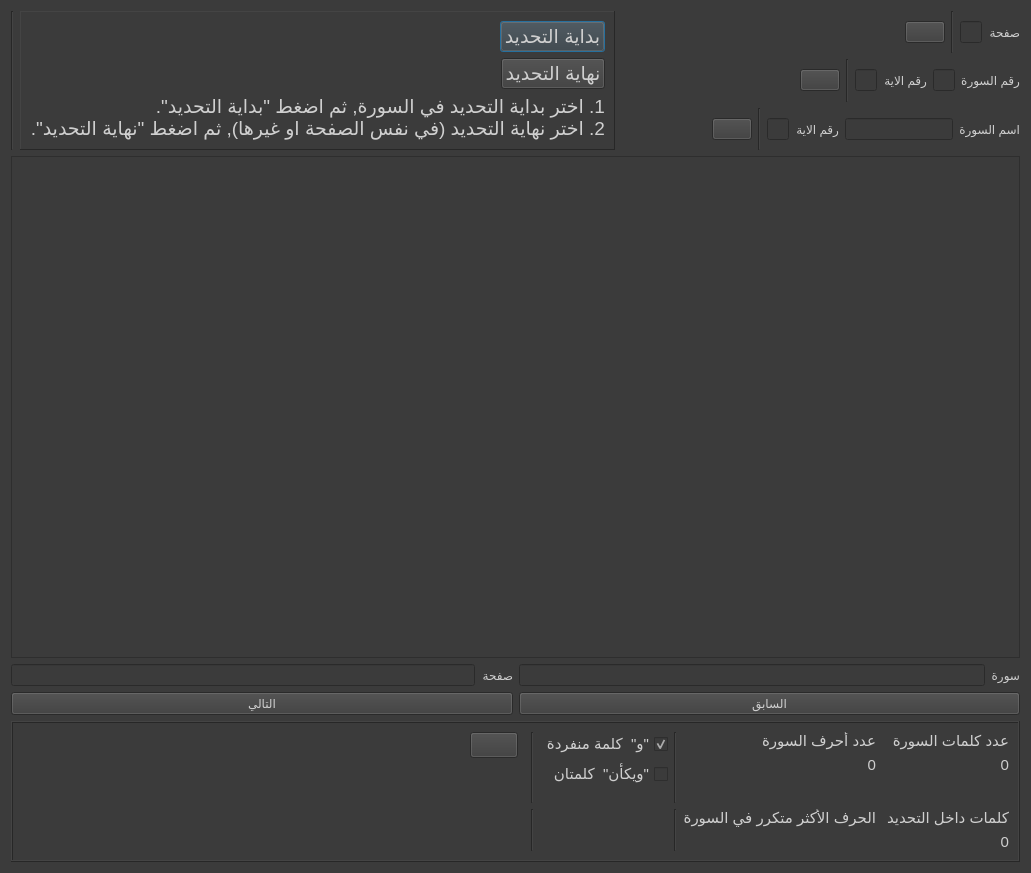
masalha-alaa/quran-counter, file gui/mushaf_view.ui: the form before one commit.
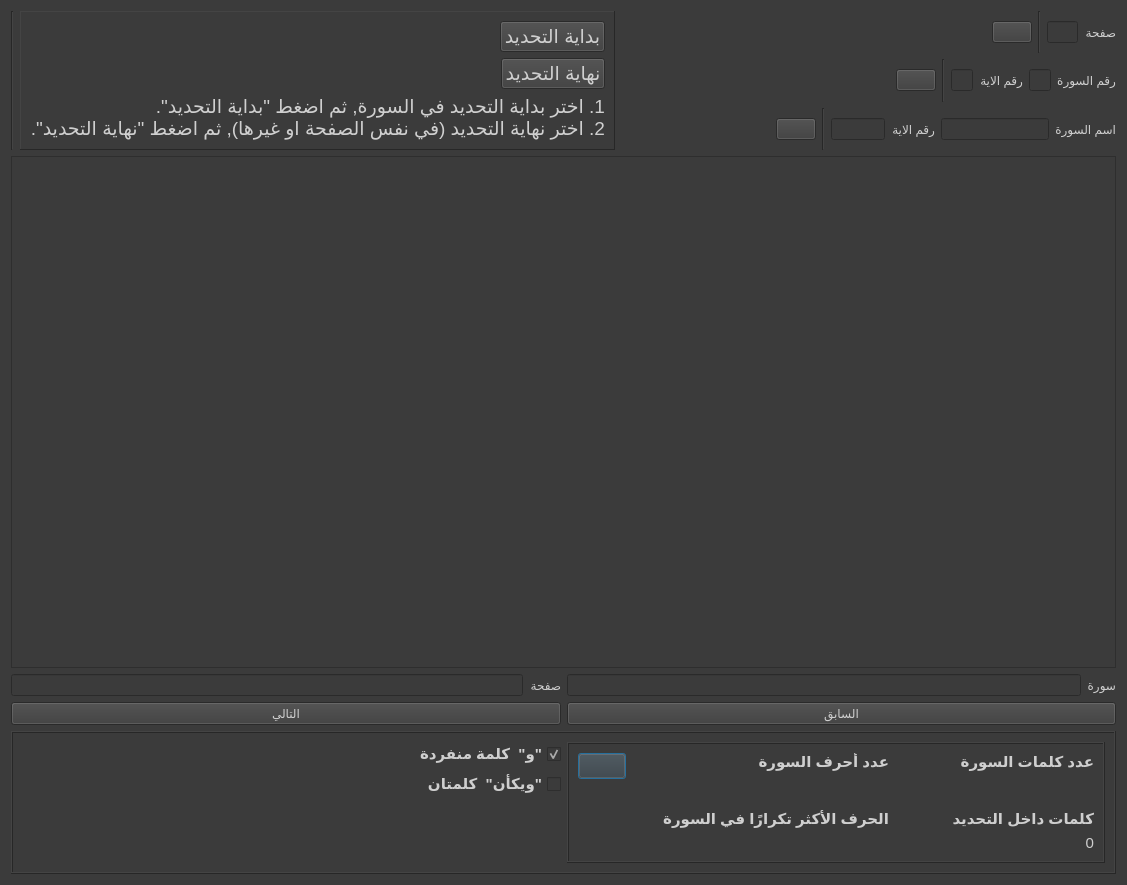
The form after the commit. Icons and pictures are not drawn.

What changed in the file:
```diff
--- a/gui/mushaf_view.ui
+++ b/gui/mushaf_view.ui
@@ -6,8 +6,8 @@
    <rect>
     <x>0</x>
     <y>0</y>
-    <width>1031</width>
-    <height>873</height>
+    <width>1127</width>
+    <height>885</height>
    </rect>
   </property>
   <property name="windowTitle">
@@ -18,7 +18,7 @@
 color: rgb(207, 207, 207);
 font: 400 18pt &quot;Calibri&quot;;</string>
   </property>
-  <layout class="QVBoxLayout" name="verticalLayout_19" stretch="5,1">
+  <layout class="QVBoxLayout" name="verticalLayout_4" stretch="5,1">
    <item>
     <layout class="QVBoxLayout" name="verticalLayout" stretch="0,0,0">
      <item>
@@ -64,7 +64,7 @@
                 <item>
                  <widget class="QLabel" name="selectionStartLabel">
                   <property name="text">
-                   <string> </string>
+                   <string/>
                   </property>
                  </widget>
                 </item>
@@ -73,6 +73,9 @@
                   <property name="text">
                    <string>بداية التحديد</string>
                   </property>
+                  <property name="autoDefault">
+                   <bool>false</bool>
+                  </property>
                  </widget>
                 </item>
                </layout>
@@ -95,7 +98,7 @@
                 <item>
                  <widget class="QLabel" name="selectionEndLabel">
                   <property name="text">
-                   <string> </string>
+                   <string/>
                   </property>
                  </widget>
                 </item>
@@ -104,6 +107,9 @@
                   <property name="text">
                    <string>نهاية التحديد</string>
                   </property>
+                  <property name="autoDefault">
+                   <bool>false</bool>
+                  </property>
                  </widget>
                 </item>
                </layout>
@@ -158,6 +164,9 @@
                    <height>24</height>
                   </size>
                  </property>
+                 <property name="autoDefault">
+                  <bool>false</bool>
+                 </property>
                 </widget>
                </item>
                <item>
@@ -222,6 +231,9 @@
                      <height>24</height>
                     </size>
                    </property>
+                   <property name="autoDefault">
+                    <bool>false</bool>
+                   </property>
                   </widget>
                  </item>
                  <item>
@@ -311,6 +323,9 @@
                  <height>24</height>
                 </size>
                </property>
+               <property name="autoDefault">
+                <bool>false</bool>
+               </property>
               </widget>
              </item>
              <item>
@@ -436,12 +451,15 @@
       </layout>
      </item>
      <item>
-      <layout class="QHBoxLayout" name="horizontalLayout">
+      <layout class="QHBoxLayout" name="horizontalLayout" stretch="1,1">
        <item>
         <widget class="QPushButton" name="nextPushButton">
          <property name="text">
           <string>التالي</string>
          </property>
+         <property name="autoDefault">
+          <bool>false</bool>
+         </property>
         </widget>
        </item>
        <item>
@@ -449,6 +467,9 @@
          <property name="text">
           <string>السابق</string>
          </property>
+         <property name="autoDefault">
+          <bool>false</bool>
+         </property>
         </widget>
        </item>
       </layout>
@@ -457,51 +478,113 @@
    </item>
    <item>
     <widget class="QFrame" name="frame">
+     <property name="sizePolicy">
+      <sizepolicy hsizetype="Preferred" vsizetype="Preferred">
+       <horstretch>0</horstretch>
+       <verstretch>0</verstretch>
+      </sizepolicy>
+     </property>
      <property name="styleSheet">
       <string notr="true">font-size: 11pt;</string>
      </property>
+     <property name="locale">
+      <locale language="Arabic" country="Israel"/>
+     </property>
      <property name="frameShape">
       <enum>QFrame::Box</enum>
      </property>
      <property name="frameShadow">
       <enum>QFrame::Raised</enum>
      </property>
-     <layout class="QGridLayout" name="gridLayout" rowstretch="1,0" columnstretch="60,0,1,0,0,0,17,17">
+     <layout class="QHBoxLayout" name="horizontalLayout_6" stretch="1,1">
+      <item>
+       <layout class="QHBoxLayout" name="horizontalLayout_13">
+        <item>
+         <spacer name="horizontalSpacer_7">
+          <property name="orientation">
+           <enum>Qt::Horizontal</enum>
+          </property>
+          <property name="sizeHint" stdset="0">
+           <size>
+            <width>40</width>
+            <height>20</height>
+           </size>
+          </property>
+         </spacer>
+        </item>
+        <item>
+         <layout class="QVBoxLayout" name="verticalLayout_18">
+          <item>
+           <widget class="QCheckBox" name="wawIsAWordCheckbox">
+            <property name="layoutDirection">
+             <enum>Qt::RightToLeft</enum>
+            </property>
+            <property name="styleSheet">
+             <string notr="true">font: bold;</string>
+            </property>
+            <property name="text">
+             <string>و&quot;  كلمة منفردة&quot;</string>
+            </property>
+            <property name="checked">
+             <bool>true</bool>
+            </property>
+           </widget>
+          </item>
+          <item>
+           <widget class="QCheckBox" name="waykaannaTwoWordsCheckbox">
+            <property name="layoutDirection">
+             <enum>Qt::RightToLeft</enum>
+            </property>
+            <property name="styleSheet">
+             <string notr="true">font: bold;</string>
+            </property>
+            <property name="text">
+             <string>ويكأن&quot;  كلمتان&quot;</string>
+            </property>
+           </widget>
+          </item>
+          <item>
+           <spacer name="verticalSpacer_4">
+            <property name="orientation">
+             <enum>Qt::Vertical</enum>
+            </property>
+            <property name="sizeHint" stdset="0">
+             <size>
+              <width>20</width>
+              <height>40</height>
+             </size>
+            </property>
+           </spacer>
+          </item>
+         </layout>
+        </item>
+       </layout>
+      </item>
+      <item>
+       <widget class="QFrame" name="frame_3">
+        <property name="frameShape">
+         <enum>QFrame::Box</enum>
+        </property>
+        <property name="frameShadow">
+         <enum>QFrame::Raised</enum>
+        </property>
+        <layout class="QGridLayout" name="gridLayout_2" columnstretch="1,9,7">
       <item row="0" column="1">
-       <layout class="QVBoxLayout" name="verticalLayout_17">
-        <property name="topMargin">
-         <number>0</number>
-        </property>
-        <item>
-         <widget class="QPushButton" name="resetStatsButton">
-          <property name="text">
-           <string/>
-          </property>
-          <property name="icon">
-           <iconset resource="resources/resources.qrc">
-            <normaloff>:/reset-icon.png</normaloff>:/reset-icon.png</iconset>
-          </property>
-         </widget>
-        </item>
-        <item>
-         <spacer name="verticalSpacer">
-          <property name="orientation">
-           <enum>Qt::Vertical</enum>
-          </property>
-          <property name="sizeHint" stdset="0">
-           <size>
-            <width>20</width>
-            <height>40</height>
-           </size>
-          </property>
-         </spacer>
-        </item>
-       </layout>
-      </item>
-      <item row="0" column="6">
        <layout class="QVBoxLayout" name="verticalLayout_13" stretch="1,1,0">
         <item>
          <widget class="QLabel" name="label_3">
+             <property name="sizePolicy">
+              <sizepolicy hsizetype="Preferred" vsizetype="Preferred">
+               <horstretch>0</horstretch>
+               <verstretch>0</verstretch>
+              </sizepolicy>
+             </property>
+             <property name="toolTip">
+              <string>عدد جميع الأحرف, مع تكرار</string>
+             </property>
+             <property name="styleSheet">
+              <string notr="true">font: bold;</string>
+             </property>
           <property name="text">
            <string>عدد أحرف السورة</string>
           </property>
@@ -509,11 +592,23 @@
         </item>
         <item>
          <widget class="QLabel" name="surahLettersNum">
+             <property name="sizePolicy">
+              <sizepolicy hsizetype="Preferred" vsizetype="Preferred">
+               <horstretch>0</horstretch>
+               <verstretch>0</verstretch>
+              </sizepolicy>
+             </property>
+             <property name="layoutDirection">
+              <enum>Qt::LeftToRight</enum>
+             </property>
+             <property name="locale">
+              <locale language="Arabic" country="Israel"/>
+             </property>
           <property name="text">
-           <string>0</string>
+              <string/>
           </property>
           <property name="alignment">
-           <set>Qt::AlignRight|Qt::AlignTrailing|Qt::AlignVCenter</set>
+              <set>Qt::AlignLeading|Qt::AlignLeft|Qt::AlignVCenter</set>
           </property>
          </widget>
         </item>
@@ -532,10 +627,55 @@
         </item>
        </layout>
       </item>
-      <item row="1" column="7">
+         <item row="1" column="1">
+          <layout class="QVBoxLayout" name="verticalLayout_14">
+           <item>
+            <widget class="QLabel" name="label_13">
+             <property name="sizePolicy">
+              <sizepolicy hsizetype="Preferred" vsizetype="Preferred">
+               <horstretch>0</horstretch>
+               <verstretch>0</verstretch>
+              </sizepolicy>
+             </property>
+             <property name="styleSheet">
+              <string notr="true">font: bold;</string>
+             </property>
+             <property name="text">
+              <string>الحرف الأكثر تكرارًا في السورة</string>
+             </property>
+            </widget>
+           </item>
+           <item>
+            <widget class="QLabel" name="mostRepeatedLetter">
+             <property name="sizePolicy">
+              <sizepolicy hsizetype="Preferred" vsizetype="Preferred">
+               <horstretch>0</horstretch>
+               <verstretch>0</verstretch>
+              </sizepolicy>
+             </property>
+             <property name="text">
+              <string/>
+             </property>
+            </widget>
+           </item>
+          </layout>
+         </item>
+         <item row="1" column="2">
        <layout class="QVBoxLayout" name="verticalLayout_9">
         <item>
          <widget class="QLabel" name="label_12">
+             <property name="sizePolicy">
+              <sizepolicy hsizetype="Preferred" vsizetype="Preferred">
+               <horstretch>0</horstretch>
+               <verstretch>0</verstretch>
+              </sizepolicy>
+             </property>
+             <property name="toolTip">
+              <string>جميع الكلمات داخل التحديد, مع تكرار</string>
+             </property>
+             <property name="styleSheet">
+              <string notr="true">font: bold;</string>
+             </property>
           <property name="text">
            <string>كلمات داخل التحديد</string>
           </property>
@@ -543,6 +683,12 @@
         </item>
         <item>
          <widget class="QLabel" name="wordsInSelection">
+             <property name="sizePolicy">
+              <sizepolicy hsizetype="Preferred" vsizetype="Preferred">
+               <horstretch>0</horstretch>
+               <verstretch>0</verstretch>
+              </sizepolicy>
+             </property>
           <property name="text">
            <string>0</string>
           </property>
@@ -553,13 +699,25 @@
         </item>
        </layout>
       </item>
-      <item row="0" column="7">
+         <item row="0" column="2">
        <layout class="QVBoxLayout" name="verticalLayout_12" stretch="0,0,0">
         <property name="spacing">
          <number>6</number>
         </property>
         <item>
          <widget class="QLabel" name="label_2">
+             <property name="sizePolicy">
+              <sizepolicy hsizetype="Preferred" vsizetype="Preferred">
+               <horstretch>0</horstretch>
+               <verstretch>0</verstretch>
+              </sizepolicy>
+             </property>
+             <property name="toolTip">
+              <string>عدد جميع الكلمات, مع تكرار</string>
+             </property>
+             <property name="styleSheet">
+              <string notr="true">font: bold;</string>
+             </property>
           <property name="text">
            <string>عدد كلمات السورة</string>
           </property>
@@ -567,11 +725,17 @@
         </item>
         <item>
          <widget class="QLabel" name="surahWordsNum">
+             <property name="sizePolicy">
+              <sizepolicy hsizetype="Preferred" vsizetype="Preferred">
+               <horstretch>0</horstretch>
+               <verstretch>0</verstretch>
+              </sizepolicy>
+             </property>
           <property name="text">
-           <string>0</string>
+              <string/>
           </property>
           <property name="alignment">
-           <set>Qt::AlignRight|Qt::AlignTrailing|Qt::AlignVCenter</set>
+              <set>Qt::AlignLeading|Qt::AlignLeft|Qt::AlignVCenter</set>
           </property>
          </widget>
         </item>
@@ -590,119 +754,38 @@
         </item>
        </layout>
       </item>
-      <item row="0" column="5">
-       <widget class="Line" name="line_7">
-        <property name="orientation">
-         <enum>Qt::Vertical</enum>
-        </property>
-       </widget>
-      </item>
-      <item row="0" column="4">
-       <layout class="QVBoxLayout" name="verticalLayout_18">
-        <item>
-         <widget class="QCheckBox" name="wawIsAWordCheckbox">
-          <property name="layoutDirection">
-           <enum>Qt::RightToLeft</enum>
-          </property>
-          <property name="styleSheet">
-           <string notr="true"/>
-          </property>
-          <property name="text">
-           <string>و&quot;  كلمة منفردة&quot;</string>
-          </property>
-          <property name="checked">
-           <bool>true</bool>
-          </property>
-         </widget>
-        </item>
-        <item>
-         <widget class="QCheckBox" name="waykaannaTwoWordsCheckbox">
-          <property name="layoutDirection">
-           <enum>Qt::RightToLeft</enum>
-          </property>
-          <property name="text">
-           <string>ويكأن&quot;  كلمتان&quot;</string>
-          </property>
-         </widget>
-        </item>
-        <item>
-         <spacer name="verticalSpacer_4">
-          <property name="orientation">
-           <enum>Qt::Vertical</enum>
-          </property>
-          <property name="sizeHint" stdset="0">
-           <size>
-            <width>20</width>
-            <height>40</height>
-           </size>
-          </property>
-         </spacer>
-        </item>
-       </layout>
-      </item>
-      <item row="1" column="6">
-       <layout class="QVBoxLayout" name="verticalLayout_14">
-        <item>
-         <widget class="QLabel" name="label_13">
-          <property name="text">
-           <string>الحرف الأكثر متكرر في السورة</string>
-          </property>
-         </widget>
-        </item>
-        <item>
-         <widget class="QLabel" name="mostRepeatedLetter">
-          <property name="text">
-           <string> </string>
-          </property>
-         </widget>
-        </item>
-       </layout>
-      </item>
-      <item row="0" column="2">
-       <spacer name="horizontalSpacer_6">
-        <property name="orientation">
-         <enum>Qt::Horizontal</enum>
-        </property>
-        <property name="sizeHint" stdset="0">
-         <size>
-          <width>40</width>
-          <height>20</height>
-         </size>
-        </property>
-       </spacer>
-      </item>
       <item row="0" column="0">
-       <spacer name="horizontalSpacer_7">
+          <layout class="QVBoxLayout" name="verticalLayout_17">
+           <property name="topMargin">
+            <number>0</number>
+           </property>
+           <item>
+            <widget class="QPushButton" name="resetStatsButton">
+             <property name="text">
+              <string/>
+             </property>
+             <property name="icon">
+              <iconset resource="resources/resources.qrc">
+               <normaloff>:/reset-icon.png</normaloff>:/reset-icon.png</iconset>
+             </property>
+            </widget>
+           </item>
+           <item>
+            <spacer name="verticalSpacer">
         <property name="orientation">
-         <enum>Qt::Horizontal</enum>
+              <enum>Qt::Vertical</enum>
         </property>
         <property name="sizeHint" stdset="0">
          <size>
-          <width>40</width>
-          <height>20</height>
+               <width>20</width>
+               <height>40</height>
          </size>
         </property>
        </spacer>
       </item>
-      <item row="1" column="5">
-       <widget class="Line" name="line_8">
-        <property name="orientation">
-         <enum>Qt::Vertical</enum>
-        </property>
-       </widget>
-      </item>
-      <item row="0" column="3">
-       <widget class="Line" name="line_5">
-        <property name="orientation">
-         <enum>Qt::Vertical</enum>
-        </property>
-       </widget>
-      </item>
-      <item row="1" column="3">
-       <widget class="Line" name="line_6">
-        <property name="orientation">
-         <enum>Qt::Vertical</enum>
-        </property>
+          </layout>
+         </item>
+        </layout>
        </widget>
       </item>
      </layout>
```
Left out of the diff: 9 changed lines with no effect on the pictures. Lines whose indentation alone changed are shown as unchanged.
